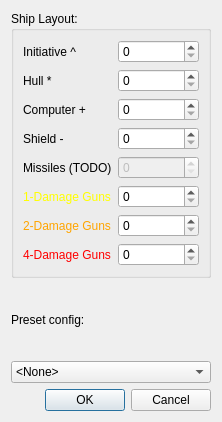
Above: EclipseSimulator/ShipSpecEditor.ui from danielcwhite/eclipse-simulator before the change. Below: the same form after it.
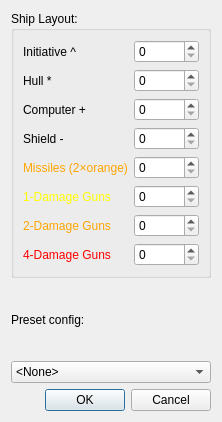
That is the form after the change.

Commit message: Implement missile phase

Diff of the .ui file:
```diff
--- a/EclipseSimulator/ShipSpecEditor.ui
+++ b/EclipseSimulator/ShipSpecEditor.ui
@@ -68,17 +68,16 @@
       </item>
       <item row="4" column="0">
        <widget class="QLabel" name="label_5">
+        <property name="styleSheet">
+         <string notr="true">color:orange</string>
+        </property>
         <property name="text">
-         <string>Missiles (TODO)</string>
+         <string>Missiles (2×orange)</string>
         </property>
        </widget>
       </item>
       <item row="4" column="1">
-       <widget class="QSpinBox" name="missilesSpinBox_">
-        <property name="enabled">
-         <bool>false</bool>
-        </property>
-       </widget>
+       <widget class="QSpinBox" name="missilesSpinBox_"/>
       </item>
       <item row="5" column="0">
        <widget class="QLabel" name="label_6">
```
The commit also changes 7 other files.
